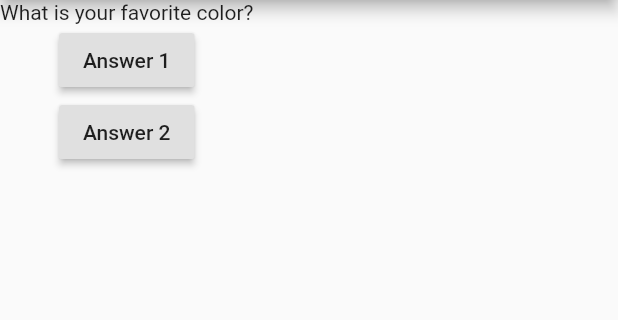
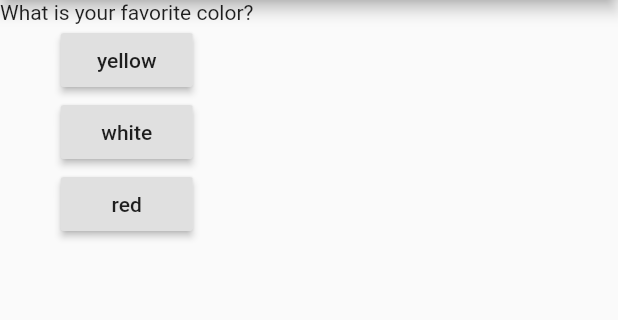
Before and after one commit to Tan2NT/flutter_learning, a Flutter app: the screen it shows after launch, on a phone screen of 412 x 824 dp, the part 84-404 px from its top. Run offline on Flutter 3.47's test engine with Material 2 defaults, Android fonts, the phone set to English and light mode, and no system bars.

Commit message:
improve code

```diff
--- a/section2_flutter_basics/flutter_complete_guide/lib/main.dart
+++ b/section2_flutter_basics/flutter_complete_guide/lib/main.dart
@@ -14,20 +14,22 @@ class MyApp extends StatefulWidget {
 class MyAppSate extends State<MyApp> {
   var selectingIndex = 0;
   var questions = [
-    'What is your favorite color?',
-    'What is your favorite animal'
+    ['What is your favorite color?', 'yellow', 'white', 'red'],
+    ['What is your favorite animal', 'dog', 'cat', 'mouse']
   ];
 
   void answerQuestion(var chosenIndex) {
+    print(
+        'Your chose ${questions.elementAt(selectingIndex).elementAt(chosenIndex)}!');
     setState(() {
       selectingIndex =
           (selectingIndex < questions.length - 1) ? selectingIndex + 1 : 0;
     });
-    print('Answer ${chosenIndex} is chosen!');
   }
 
   @override
   Widget build(BuildContext context) {
+    var selectedQuestion = questions.elementAt(selectingIndex);
     return MaterialApp(
       home: Scaffold(
         appBar: AppBar(
@@ -35,14 +37,18 @@ class MyAppSate extends State<MyApp> {
         ),
         body: Column(
           children: [
-            Text(questions.elementAt(selectingIndex)),
+            Text(selectedQuestion.elementAt(0)),
             RaisedButton(
-              child: Text('Answer 1'),
+              child: Text(selectedQuestion.elementAt(1)),
               onPressed: () => answerQuestion(1),
             ),
             RaisedButton(
-              child: Text('Answer 2'),
+              child: Text(selectedQuestion.elementAt(2)),
               onPressed: () => answerQuestion(2),
+            ),
+            RaisedButton(
+              child: Text(selectedQuestion.elementAt(3)),
+              onPressed: () => answerQuestion(3),
             ),
           ],
         ),
```
